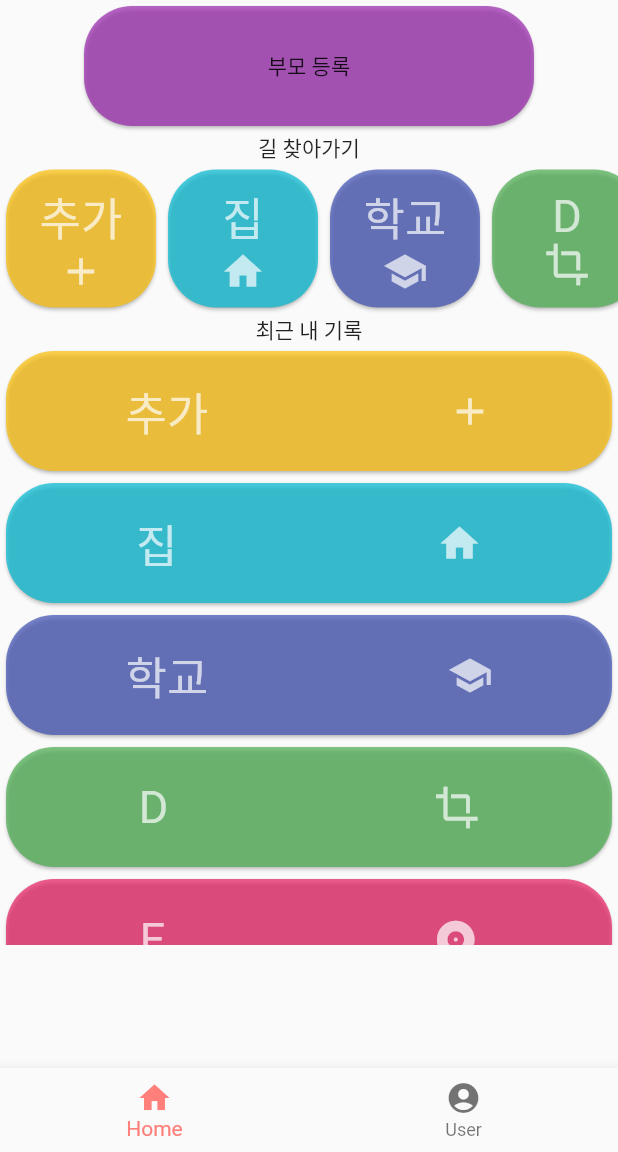
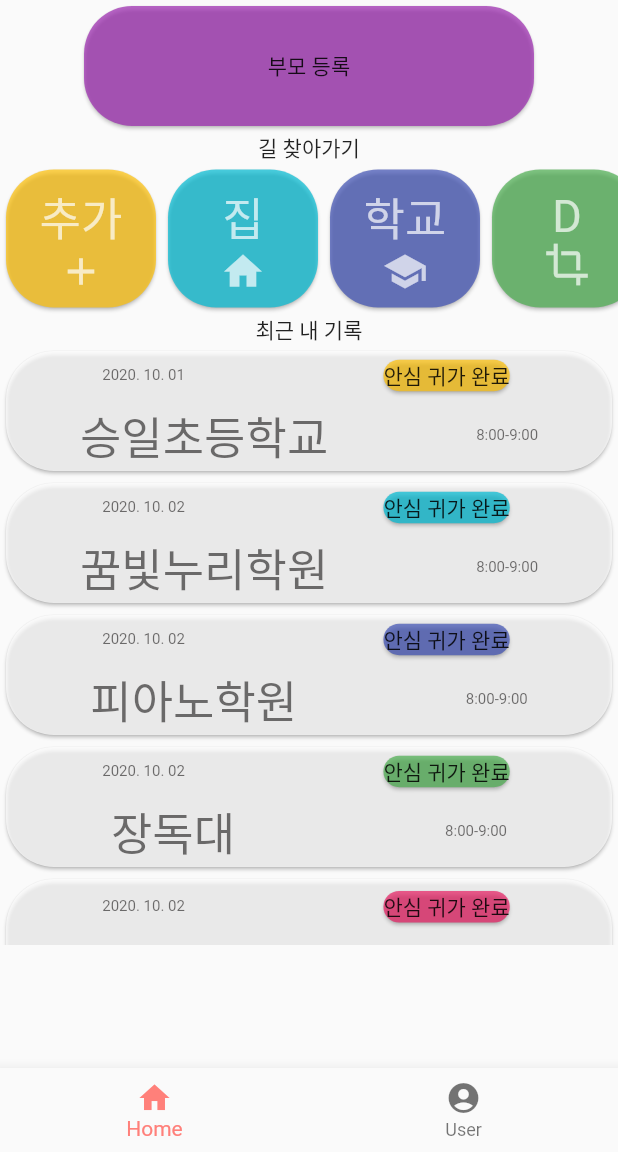
Before and after one commit to 2022-solution-challenge/PDG-fe-study-sy, a Flutter app: the screen it shows after launch, on a phone screen of 412 x 824 dp, the part 84-1236 px from its top. Run offline on Flutter 3.47's test engine with Material 2 defaults, Android fonts, the phone set to English and light mode, and no system bars.

Commit message:
Add : Record Layout, put dummy data

```diff
--- a/flutter_test_app/lib/home/record-holder.dart
+++ b/flutter_test_app/lib/home/record-holder.dart
@@ -7,14 +7,14 @@ class MyRecord extends StatelessWidget {
 
   // static final Shadow _shadow =
   //     Shadow(offset: Offset(2.0, 2.0), color: Colors.black26);
-  final TextStyle _style = TextStyle(color: Colors.white70);
+  final TextStyle _style = TextStyle(color: Color.fromARGB(179, 52, 50, 50));
 
   @override
   Widget build(BuildContext context) {
     return Card(
         shape: RoundedRectangleBorder(
             borderRadius: BorderRadius.circular(32)),
-        color: item.color.withOpacity(.7),
+        color: Colors.white.withOpacity(.7),
         child: Container(
             constraints: BoxConstraints.expand(height: 80, width: 100),
             child: RawMaterialButton(
@@ -26,8 +26,21 @@ class MyRecord extends StatelessWidget {
                   Row(
                       mainAxisAlignment: MainAxisAlignment.spaceAround,
                       children: <Widget>[
-                        Text(item.name, style: _style.copyWith(fontSize: 30)),
-                        Icon(item.icon, color: Colors.white70, size: 30),
+                        Text(item.date, style: _style.copyWith(fontSize: 10)),
+                        Card(
+                          shape: RoundedRectangleBorder(borderRadius: BorderRadius.circular(32)),
+                            color: item.color.withOpacity(.7),
+                          child:Container(
+                            child: Center(
+                              child: Text('안심 귀가 완료'),
+                              ))
+                              )
+                      ]),
+                  Row(
+                      mainAxisAlignment: MainAxisAlignment.spaceAround,
+                      children: <Widget>[
+                        Text(item.destination, style: _style.copyWith(fontSize: 30)),
+                        Text(item. timeInterval, style: _style.copyWith(fontSize: 10)),
                       ])
                 ],
               ),
--- a/flutter_test_app/lib/home/record.dart
+++ b/flutter_test_app/lib/home/record.dart
@@ -1,18 +1,18 @@
 import 'package:flutter/material.dart';
 
 class Record {
-	String name;
-	String description;
-	MaterialColor color;
-	IconData icon;
-	Record(this.name, this.description, this.color, this.icon);
+  String date;
+  String destination;
+  MaterialColor color;
+  String timeInterval;
+  Record(this.date, this.destination, this.color, this.timeInterval);
 }
 
 List<Record> records = [
-	Record('추가', "Something cool", Colors.amber, Icons.add),
-	Record('집', "Hey, why not?", Colors.cyan, Icons.home),
-	Record('학교', "This might be OK", Colors.indigo, Icons.school),
-	Record('D', "Totally awesome", Colors.green, Icons.crop),
-	Record('E', "Rockin out", Colors.pink, Icons.album),
-	Record('F', "Take a look", Colors.blue, Icons.adb)
+  Record('2020. 10. 01', "승일초등학교", Colors.amber, '8:00-9:00'),
+  Record('2020. 10. 02', "꿈빛누리학원", Colors.cyan, '8:00-9:00'),
+  Record('2020. 10. 02', "피아노학원", Colors.indigo, '8:00-9:00'),
+  Record('2020. 10. 02', "장독대", Colors.green, '8:00-9:00'),
+  Record('2020. 10. 02', "GIST", Colors.pink, '8:00-9:00'),
+  Record('2020. 10. 02', "떡볶이집", Colors.blue, '8:00-9:00')
 ];
```
